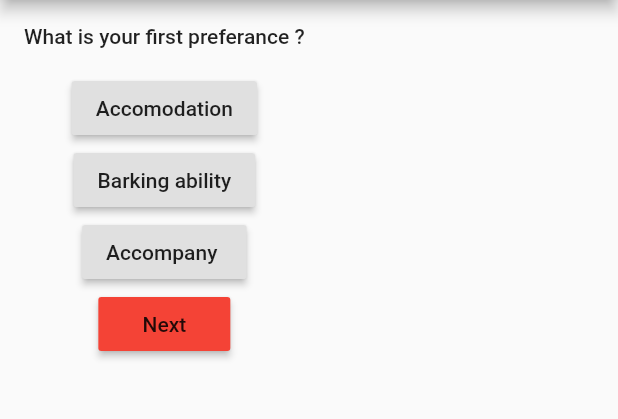
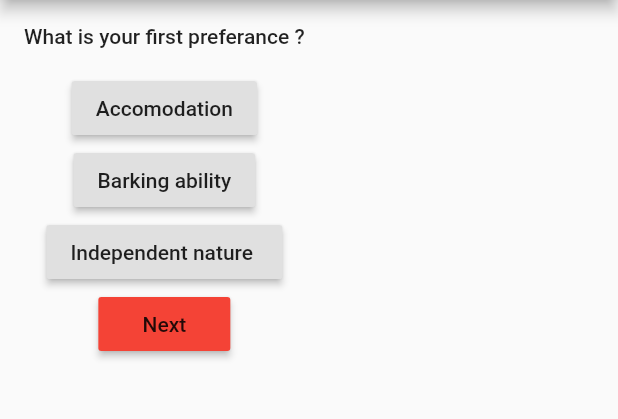
Before and after one commit to AksV73/PawPal, a Flutter app: the preferance1 screen opened directly, on a phone screen of 412 x 824 dp, the part 84-503 px from its top. Run offline on Flutter 3.47's test engine with Material 2 defaults, Android fonts, the phone set to English and light mode, and no system bars; missing offline and left inert: adobe_xd.

Commit message:
minor changes

```diff
--- a/project/lib/main.dart
+++ b/project/lib/main.dart
@@ -1,6 +1,7 @@
 //import 'dart:js';
 
 import 'dart:async';
+//import 'dart:html';
 //import 'dart:html';
 import 'package:flutter/cupertino.dart';
 import 'package:project/quizfile.dart';
@@ -155,11 +156,13 @@ class MyAppState extends  State<MyApps> {
             child: Image.asset('images/$name.jpg'),
           ),
           ListTile(
-            title: Text("Name: " + name + "\nGroup1: " + group1 + "\nGroup2: " + group2 + "\nTemperment: "+ temper + "\nWatchDog: " + watch +"\nWeight: "+ weight +" kg" + "\nType of home required: "+ house + "\nKid Friendly: " + kid + "\nActivity level: "+ activity + "\nShedding: "+ shed),
+            title: Text("Name: " + name + "\nCharacteristics: " + group1 + ", " + group2 + "\nTemperment: "+ temper + "\nWatchDog: " + watch +"\nIndependence"+ indi+"\nWeight: "+ weight +" kg" + "\nType of home required: "+ house + "\nKid Friendly: " + kid + "\nActivity level: "+ activity + "\nShedding: "+ shed),
           ),
+          Image.asset('images/license.png'),
         ],
 
       ),
+
     );
 
 
--- a/project/lib/quizfile.dart
+++ b/project/lib/quizfile.dart
@@ -524,7 +524,7 @@ class preferance1 extends StatelessWidget {
                       firstchoice = 2;
                     },
                     highlightColor: Colors.green,
-                    child: Text('Accompany '),
+                    child: Text('Independent nature '),
                   ),
 
                   RaisedButton(
```
Also changed, not shown: project/images/license.png (added).
